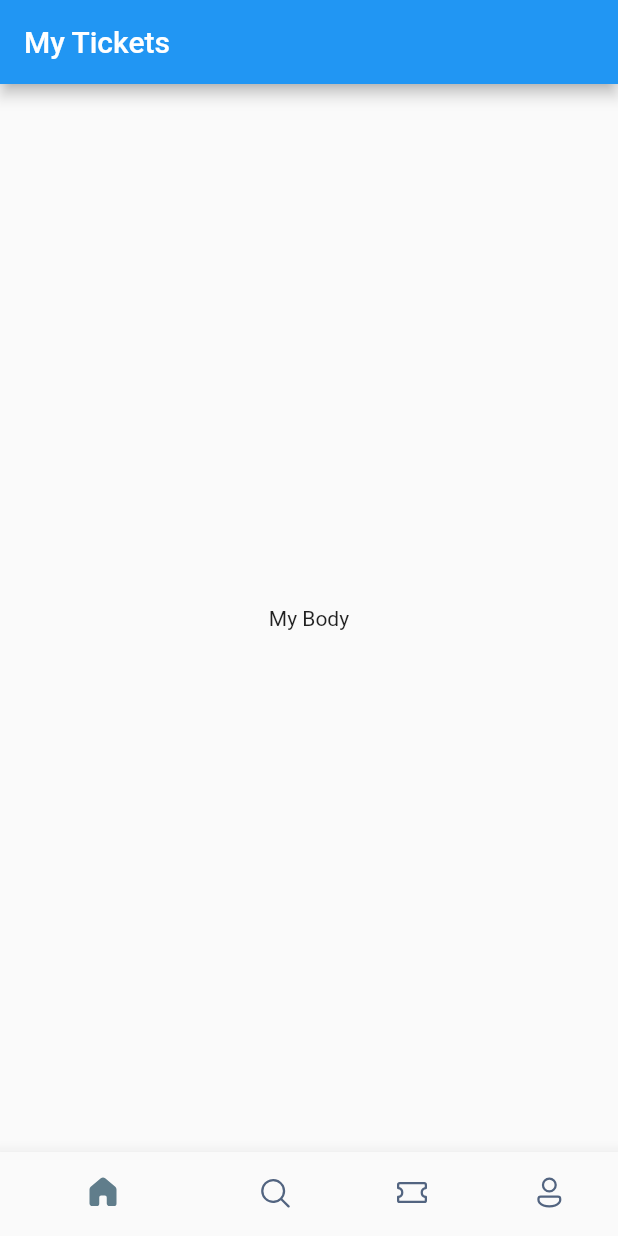
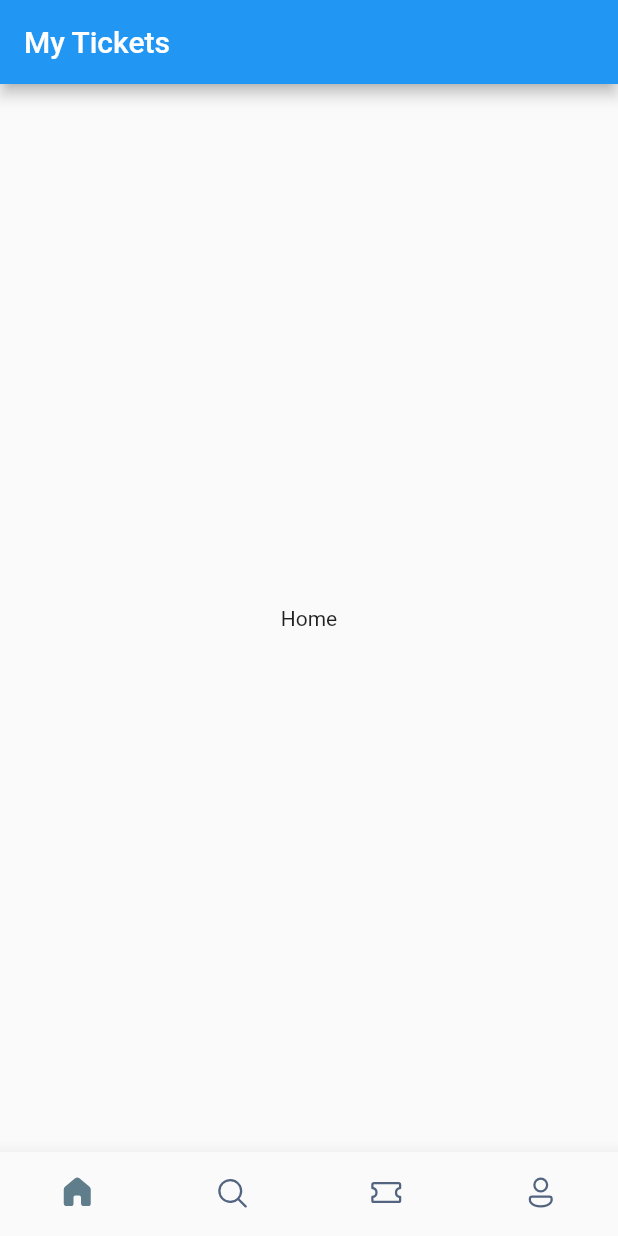
Before and after one commit to dpak1999/Flutter-ticket-booking-app, a Flutter app: the screen it shows after launch, on a phone screen of 412 x 824 dp. Run offline on Flutter 3.47's test engine with Material 2 defaults, Android fonts, the phone set to English and light mode, and no system bars; our stand-ins replace fluentui_icons.

Commit message:
fix bottom bar switching menu

```diff
--- a/lib/screens/bottom_bar.dart
+++ b/lib/screens/bottom_bar.dart
@@ -1,7 +1,5 @@
 import 'package:fluentui_icons/fluentui_icons.dart';
 import 'package:flutter/material.dart';
-import 'package:flutter/src/widgets/framework.dart';
-import 'package:flutter/src/widgets/placeholder.dart';
 
 class BottomBar extends StatefulWidget {
   const BottomBar({super.key});
@@ -11,19 +9,37 @@ class BottomBar extends StatefulWidget {
 }
 
 class _BottomBarState extends State<BottomBar> {
+  int _selectedIndex = 0;
+
+  static final List<Widget> _widgetOptions = <Widget>[
+    const Text("Home"),
+    const Text("Search"),
+    const Text("Tickets"),
+    const Text("Profile")
+  ];
+
+  void _onItemTapped(int index) {
+    setState(() {
+      _selectedIndex = index;
+    });
+  }
+
   @override
   Widget build(BuildContext context) {
     return Scaffold(
       appBar: AppBar(
         title: const Text("My Tickets"),
       ),
-      body: const Center(child: Text("My Body")),
+      body: Center(child: _widgetOptions[_selectedIndex]),
       bottomNavigationBar: BottomNavigationBar(
+          currentIndex: _selectedIndex,
+          onTap: _onItemTapped,
           elevation: 10,
           showSelectedLabels: false,
           showUnselectedLabels: false,
           selectedItemColor: Colors.blueGrey,
           unselectedItemColor: const Color(0xff526480),
+          type: BottomNavigationBarType.fixed,
           items: const [
             BottomNavigationBarItem(
                 icon: Icon(FluentSystemIcons.ic_fluent_home_regular),
```
